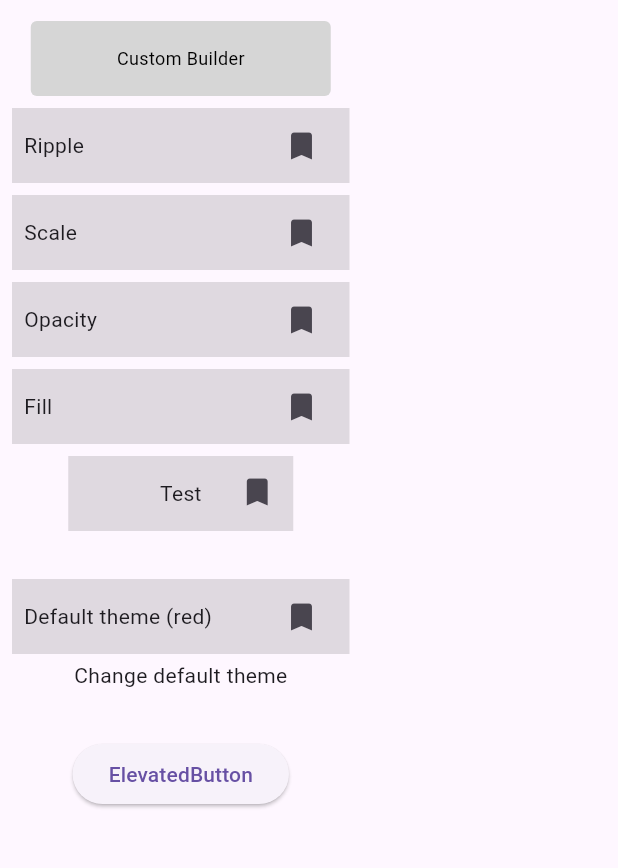
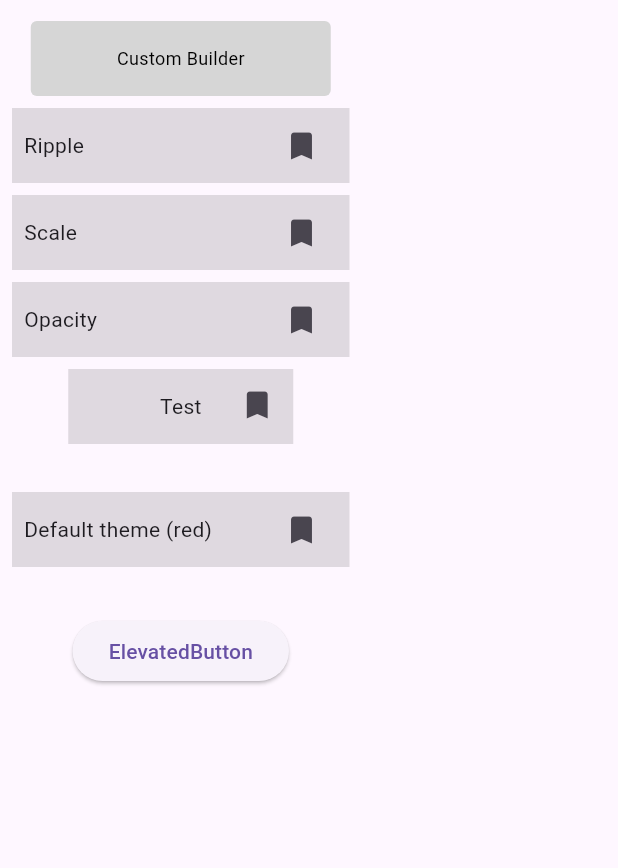
Before and after one commit to vaetas/pressable, a Flutter app: the screen it shows after launch, on a phone screen of 412 x 824 dp, the part 63-931 px from its top. Run offline on Flutter 3.47's test engine with Material 3 defaults, Android fonts, the phone set to English and light mode, and no system bars; project files that could hold a hidden picture were left out.

Commit message:
fix: update theme

```diff
--- a/example/lib/main.dart
+++ b/example/lib/main.dart
@@ -28,7 +28,7 @@ class HomeScreen extends StatefulWidget {
 }
 
 class _HomeScreenState extends State<HomeScreen> {
-  var _defaultTheme = const PressableThemeFill(fillColor: Colors.red);
+  final _defaultTheme = const PressableThemeOpacity(opacityFactor: 0.4);
 
   @override
   Widget build(BuildContext context) {
@@ -110,15 +110,6 @@ class _HomeScreenState extends State<HomeScreen> {
                 child: const ExampleButton(title: 'Opacity'),
               ),
               const SizedBox(height: 8),
-              PressableFill(
-                key: ValueKey('pressable-fill'),
-                onPressed: () {
-                  print('[HomeScreen.build] Fill pressed');
-                },
-                theme: const PressableThemeFill(fillColor: Colors.red),
-                child: const ExampleButton(title: 'Fill'),
-              ),
-              const SizedBox(height: 8),
               SizedBox(
                 width: 150,
                 child: Stack(
@@ -147,35 +138,17 @@ class _HomeScreenState extends State<HomeScreen> {
               ),
               const SizedBox(height: 32),
               DefaultPressableTheme(
-                fillTheme: _defaultTheme,
-                child: PressableFill(
+                opacityTheme: _defaultTheme,
+                child: PressableOpacity(
                   key: ValueKey('pressable-fill-default'),
                   onPressed: () {
                     print('[HomeScreen.build] Default theme pressed');
                   },
                   child: ExampleButton(
                     title:
-                        'Default theme ${_defaultTheme.fillColor == Colors.red ? '(red)' : '(blue))'}',
+                        'Default theme ${_defaultTheme.opacityFactor == 0.4 ? '(red)' : '(blue))'}',
                   ),
                 ),
-              ),
-              const SizedBox(height: 4),
-              PressableOpacity(
-                key: ValueKey('pressable-change-default-theme'),
-                child: Text('Change default theme'),
-                onPressed: () {
-                  setState(() {
-                    if (_defaultTheme.fillColor == Colors.red) {
-                      _defaultTheme = const PressableThemeFill(
-                        fillColor: Colors.blue,
-                      );
-                    } else {
-                      _defaultTheme = const PressableThemeFill(
-                        fillColor: Colors.red,
-                      );
-                    }
-                  });
-                },
               ),
               const SizedBox(height: 32),
               ElevatedButton(
@@ -212,7 +185,12 @@ class ExampleButton extends StatelessWidget {
         children: [
           Text(title),
           const Spacer(),
-          IconButton(onPressed: () {}, icon: const Icon(Icons.bookmark)),
+          IconButton(
+            onPressed: () {
+              print('[ExampleButton] Bookmark pressed');
+            },
+            icon: const Icon(Icons.bookmark),
+          ),
         ],
       ),
     );
--- a/lib/pressable.dart
+++ b/lib/pressable.dart
@@ -2,7 +2,6 @@ library;
 
 export 'package:pressable/src/base.dart' show kLongPressDuration;
 export 'package:pressable/src/builder.dart';
-export 'package:pressable/src/fill.dart';
 export 'package:pressable/src/opacity.dart';
 export 'package:pressable/src/ripple.dart';
 export 'package:pressable/src/scale.dart';
--- a/lib/src/fill.dart
+++ /dev/null
@@ -1,54 +0,0 @@
-import 'package:flutter/material.dart';
-import 'package:pressable/pressable.dart';
-import 'package:pressable/src/base.dart';
-
-/// Fills [child] with selected color when pressed.
-class PressableFill extends StatefulWidget {
-  const PressableFill({
-    super.key,
-    required this.child,
-    this.onPressed,
-    this.onLongPressed,
-    this.onPressStarted,
-    this.onPressEnded,
-    this.onPressCanceled,
-    this.theme,
-  });
-
-  final Widget child;
-  final VoidCallback? onPressed;
-  final VoidCallback? onLongPressed;
-  final VoidCallback? onPressStarted;
-  final VoidCallback? onPressEnded;
-  final VoidCallback? onPressCanceled;
-  final PressableThemeFill? theme;
-
-  @override
-  PressableBaseState<PressableFill> createState() => _PressableFillState();
-}
-
-class _PressableFillState extends PressableBaseState<PressableFill> {
-  PressableThemeFill get theme {
-    return widget.theme ??
-        DefaultPressableTheme.of(context)?.fillTheme ??
-        const PressableThemeFill();
-  }
-
-  @override
-  Widget build(BuildContext context) {
-    return InkWell(
-      onTap: widget.onPressed,
-      onLongPress: widget.onLongPressed,
-      onTapDown:
-          widget.onPressed != null ? (details) => widget.onPressStarted : null,
-      onTapUp:
-          widget.onPressed != null ? (details) => widget.onPressEnded : null,
-      onTapCancel: widget.onPressed != null ? widget.onPressCanceled : null,
-      splashFactory: InkRipple.splashFactory,
-      highlightColor: theme.fillColor,
-      splashColor: Colors.transparent,
-      borderRadius: theme.borderRadius,
-      child: widget.child,
-    );
-  }
-}
--- a/lib/src/theme/provider.dart
+++ b/lib/src/theme/provider.dart
@@ -8,14 +8,12 @@ class DefaultPressableTheme extends InheritedWidget {
     this.rippleTheme = const PressableThemeRipple(),
     this.scaleTheme = const PressableThemeScale(),
     this.opacityTheme = const PressableThemeOpacity(),
-    this.fillTheme = const PressableThemeFill(),
     required super.child,
   });
 
   final PressableThemeRipple rippleTheme;
   final PressableThemeScale scaleTheme;
   final PressableThemeOpacity opacityTheme;
-  final PressableThemeFill fillTheme;
 
   /// Get closest [DefaultPressableTheme] above in the Widget tree.
   static DefaultPressableTheme? of(BuildContext context) {
@@ -26,6 +24,5 @@ class DefaultPressableTheme extends InheritedWidget {
   bool updateShouldNotify(DefaultPressableTheme oldWidget) =>
       rippleTheme != oldWidget.rippleTheme ||
       scaleTheme != oldWidget.scaleTheme ||
-      opacityTheme != oldWidget.opacityTheme ||
-      fillTheme != oldWidget.fillTheme;
+      opacityTheme != oldWidget.opacityTheme;
 }
--- a/lib/src/theme/theme.dart
+++ b/lib/src/theme/theme.dart
@@ -110,32 +110,3 @@ class PressableThemeOpacity implements PressableTheme {
         'reverseCurve: $reverseCurve)';
   }
 }
-
-/// Customize [PressableFill] animations.
-class PressableThemeFill implements PressableTheme {
-  const PressableThemeFill({
-    this.fillColor = Colors.black38,
-    this.borderRadius = BorderRadius.zero,
-  });
-
-  final Color fillColor;
-  final BorderRadius borderRadius;
-
-  @override
-  bool operator ==(Object other) {
-    if (identical(this, other)) return true;
-    return other is PressableThemeFill &&
-        other.fillColor == fillColor &&
-        other.borderRadius == borderRadius;
-  }
-
-  @override
-  int get hashCode => Object.hash(fillColor, borderRadius);
-
-  @override
-  String toString() {
-    return 'PressableThemeFill('
-        'fillColor: $fillColor, '
-        'borderRadius: $borderRadius)';
-  }
-}
```
Also changed, not shown: 2 other files.
